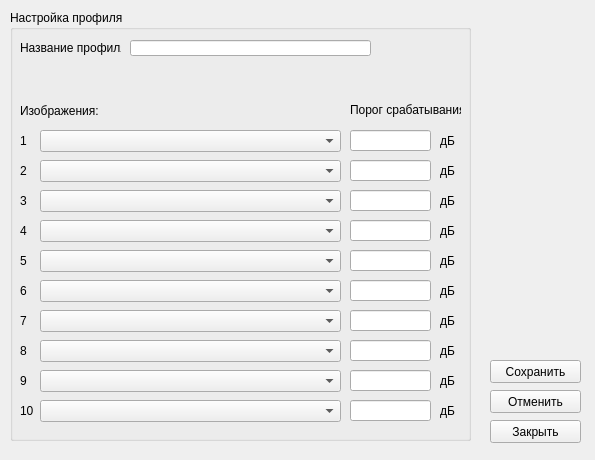
First picture: the form in app/ui/profiles.ui, repository ENCIDI/PNG-Streamer, before the edit.
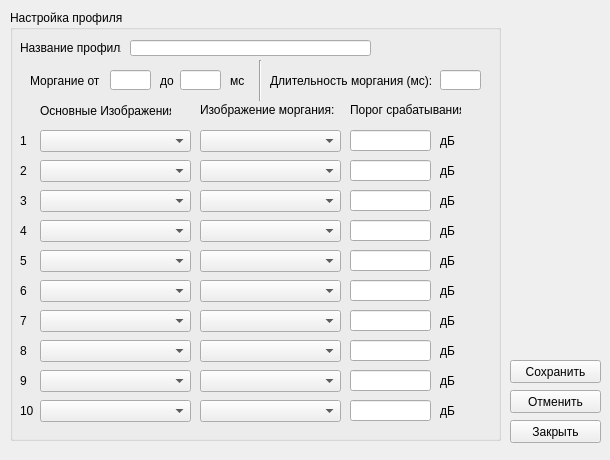
Second picture: the form after the edit.

```diff
--- a/app/ui/profiles.ui
+++ b/app/ui/profiles.ui
@@ -6,19 +6,19 @@
    <rect>
     <x>0</x>
     <y>0</y>
-    <width>595</width>
+    <width>610</width>
     <height>460</height>
    </rect>
   </property>
   <property name="minimumSize">
    <size>
-    <width>595</width>
+    <width>610</width>
     <height>460</height>
    </size>
   </property>
   <property name="maximumSize">
    <size>
-    <width>595</width>
+    <width>610</width>
     <height>460</height>
    </size>
   </property>
@@ -28,7 +28,7 @@
   <widget class="QPushButton" name="saveButton">
    <property name="geometry">
     <rect>
-     <x>490</x>
+     <x>510</x>
      <y>360</y>
      <width>91</width>
      <height>23</height>
@@ -41,7 +41,7 @@
   <widget class="QPushButton" name="cancelButton">
    <property name="geometry">
     <rect>
-     <x>490</x>
+     <x>510</x>
      <y>390</y>
      <width>91</width>
      <height>23</height>
@@ -54,7 +54,7 @@
   <widget class="QPushButton" name="exitButton">
    <property name="geometry">
     <rect>
-     <x>490</x>
+     <x>510</x>
      <y>420</y>
      <width>91</width>
      <height>23</height>
@@ -69,7 +69,7 @@
     <rect>
      <x>10</x>
      <y>10</y>
-     <width>461</width>
+     <width>491</width>
      <height>431</height>
     </rect>
    </property>
@@ -81,7 +81,7 @@
      <rect>
       <x>30</x>
       <y>120</y>
-      <width>301</width>
+      <width>151</width>
       <height>22</height>
      </rect>
     </property>
@@ -112,14 +112,14 @@
    <widget class="QLabel" name="label_2">
     <property name="geometry">
      <rect>
-      <x>10</x>
+      <x>30</x>
       <y>90</y>
-      <width>101</width>
+      <width>131</width>
       <height>21</height>
      </rect>
     </property>
     <property name="text">
-     <string>Изображения:</string>
+     <string>Основные Изображения:</string>
     </property>
    </widget>
    <widget class="QLabel" name="label_3">
@@ -143,7 +143,7 @@
      <rect>
       <x>30</x>
       <y>150</y>
-      <width>301</width>
+      <width>151</width>
       <height>22</height>
      </rect>
     </property>
@@ -169,7 +169,7 @@
      <rect>
       <x>30</x>
       <y>180</y>
-      <width>301</width>
+      <width>151</width>
       <height>22</height>
      </rect>
     </property>
@@ -289,7 +289,7 @@
      <rect>
       <x>30</x>
       <y>210</y>
-      <width>301</width>
+      <width>151</width>
       <height>22</height>
      </rect>
     </property>
@@ -341,7 +341,7 @@
      <rect>
       <x>30</x>
       <y>240</y>
-      <width>301</width>
+      <width>151</width>
       <height>22</height>
      </rect>
     </property>
@@ -393,7 +393,7 @@
      <rect>
       <x>30</x>
       <y>270</y>
-      <width>301</width>
+      <width>151</width>
       <height>22</height>
      </rect>
     </property>
@@ -445,7 +445,7 @@
      <rect>
       <x>30</x>
       <y>300</y>
-      <width>301</width>
+      <width>151</width>
       <height>22</height>
      </rect>
     </property>
@@ -497,7 +497,7 @@
      <rect>
       <x>30</x>
       <y>330</y>
-      <width>301</width>
+      <width>151</width>
       <height>22</height>
      </rect>
     </property>
@@ -549,7 +549,7 @@
      <rect>
       <x>30</x>
       <y>360</y>
-      <width>301</width>
+      <width>151</width>
       <height>22</height>
      </rect>
     </property>
@@ -601,7 +601,7 @@
      <rect>
       <x>30</x>
       <y>390</y>
-      <width>301</width>
+      <width>151</width>
       <height>22</height>
      </rect>
     </property>
@@ -645,6 +645,214 @@
      <string>Порог срабатывания</string>
     </property>
    </widget>
+   <widget class="QComboBox" name="pathClip7">
+    <property name="geometry">
+     <rect>
+      <x>190</x>
+      <y>300</y>
+      <width>141</width>
+      <height>22</height>
+     </rect>
+    </property>
+   </widget>
+   <widget class="QComboBox" name="pathClip2">
+    <property name="geometry">
+     <rect>
+      <x>190</x>
+      <y>150</y>
+      <width>141</width>
+      <height>22</height>
+     </rect>
+    </property>
+   </widget>
+   <widget class="QComboBox" name="pathClip8">
+    <property name="geometry">
+     <rect>
+      <x>190</x>
+      <y>330</y>
+      <width>141</width>
+      <height>22</height>
+     </rect>
+    </property>
+   </widget>
+   <widget class="QComboBox" name="pathClip5">
+    <property name="geometry">
+     <rect>
+      <x>190</x>
+      <y>240</y>
+      <width>141</width>
+      <height>22</height>
+     </rect>
+    </property>
+   </widget>
+   <widget class="QComboBox" name="pathClip6">
+    <property name="geometry">
+     <rect>
+      <x>190</x>
+      <y>270</y>
+      <width>141</width>
+      <height>22</height>
+     </rect>
+    </property>
+   </widget>
+   <widget class="QComboBox" name="pathClip1">
+    <property name="geometry">
+     <rect>
+      <x>190</x>
+      <y>120</y>
+      <width>141</width>
+      <height>22</height>
+     </rect>
+    </property>
+   </widget>
+   <widget class="QComboBox" name="pathClip3">
+    <property name="geometry">
+     <rect>
+      <x>190</x>
+      <y>180</y>
+      <width>141</width>
+      <height>22</height>
+     </rect>
+    </property>
+   </widget>
+   <widget class="QComboBox" name="pathClip9">
+    <property name="geometry">
+     <rect>
+      <x>190</x>
+      <y>360</y>
+      <width>141</width>
+      <height>22</height>
+     </rect>
+    </property>
+   </widget>
+   <widget class="QComboBox" name="pathClip10">
+    <property name="geometry">
+     <rect>
+      <x>190</x>
+      <y>390</y>
+      <width>141</width>
+      <height>22</height>
+     </rect>
+    </property>
+   </widget>
+   <widget class="QComboBox" name="pathClip4">
+    <property name="geometry">
+     <rect>
+      <x>190</x>
+      <y>210</y>
+      <width>141</width>
+      <height>22</height>
+     </rect>
+    </property>
+   </widget>
+   <widget class="QLabel" name="label_24">
+    <property name="geometry">
+     <rect>
+      <x>20</x>
+      <y>60</y>
+      <width>81</width>
+      <height>21</height>
+     </rect>
+    </property>
+    <property name="text">
+     <string>Моргание от</string>
+    </property>
+   </widget>
+   <widget class="QLabel" name="label_25">
+    <property name="geometry">
+     <rect>
+      <x>150</x>
+      <y>60</y>
+      <width>47</width>
+      <height>21</height>
+     </rect>
+    </property>
+    <property name="text">
+     <string>до</string>
+    </property>
+   </widget>
+   <widget class="QLineEdit" name="clipLenthMin">
+    <property name="geometry">
+     <rect>
+      <x>100</x>
+      <y>60</y>
+      <width>41</width>
+      <height>20</height>
+     </rect>
+    </property>
+   </widget>
+   <widget class="QLineEdit" name="clipLenthMax">
+    <property name="geometry">
+     <rect>
+      <x>170</x>
+      <y>60</y>
+      <width>41</width>
+      <height>20</height>
+     </rect>
+    </property>
+   </widget>
+   <widget class="QLabel" name="label_26">
+    <property name="geometry">
+     <rect>
+      <x>220</x>
+      <y>60</y>
+      <width>47</width>
+      <height>21</height>
+     </rect>
+    </property>
+    <property name="text">
+     <string>мс</string>
+    </property>
+   </widget>
+   <widget class="QLabel" name="label_27">
+    <property name="geometry">
+     <rect>
+      <x>190</x>
+      <y>90</y>
+      <width>141</width>
+      <height>20</height>
+     </rect>
+    </property>
+    <property name="text">
+     <string>Изображение моргания:</string>
+    </property>
+   </widget>
+   <widget class="QLabel" name="label_28">
+    <property name="geometry">
+     <rect>
+      <x>260</x>
+      <y>60</y>
+      <width>181</width>
+      <height>21</height>
+     </rect>
+    </property>
+    <property name="text">
+     <string>Длительность моргания (мс):</string>
+    </property>
+   </widget>
+   <widget class="Line" name="line">
+    <property name="geometry">
+     <rect>
+      <x>240</x>
+      <y>50</y>
+      <width>20</width>
+      <height>41</height>
+     </rect>
+    </property>
+    <property name="orientation">
+     <enum>Qt::Vertical</enum>
+    </property>
+   </widget>
+   <widget class="QLineEdit" name="clipDuration">
+    <property name="geometry">
+     <rect>
+      <x>430</x>
+      <y>60</y>
+      <width>41</width>
+      <height>20</height>
+     </rect>
+    </property>
+   </widget>
   </widget>
  </widget>
  <resources/>
```
